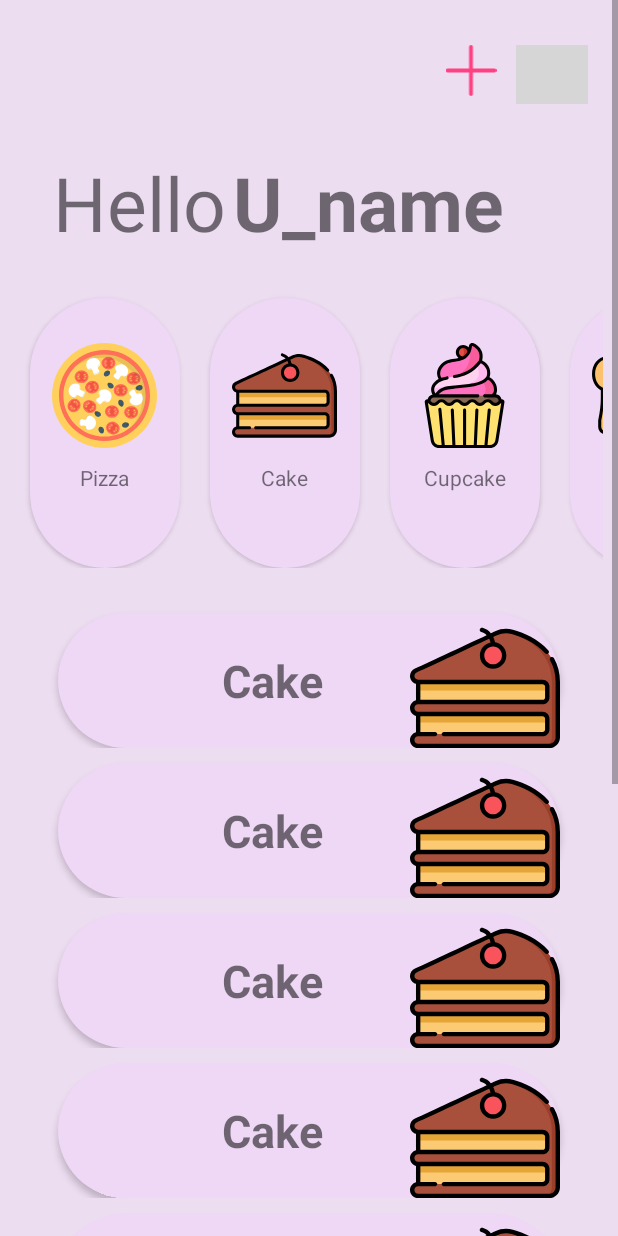
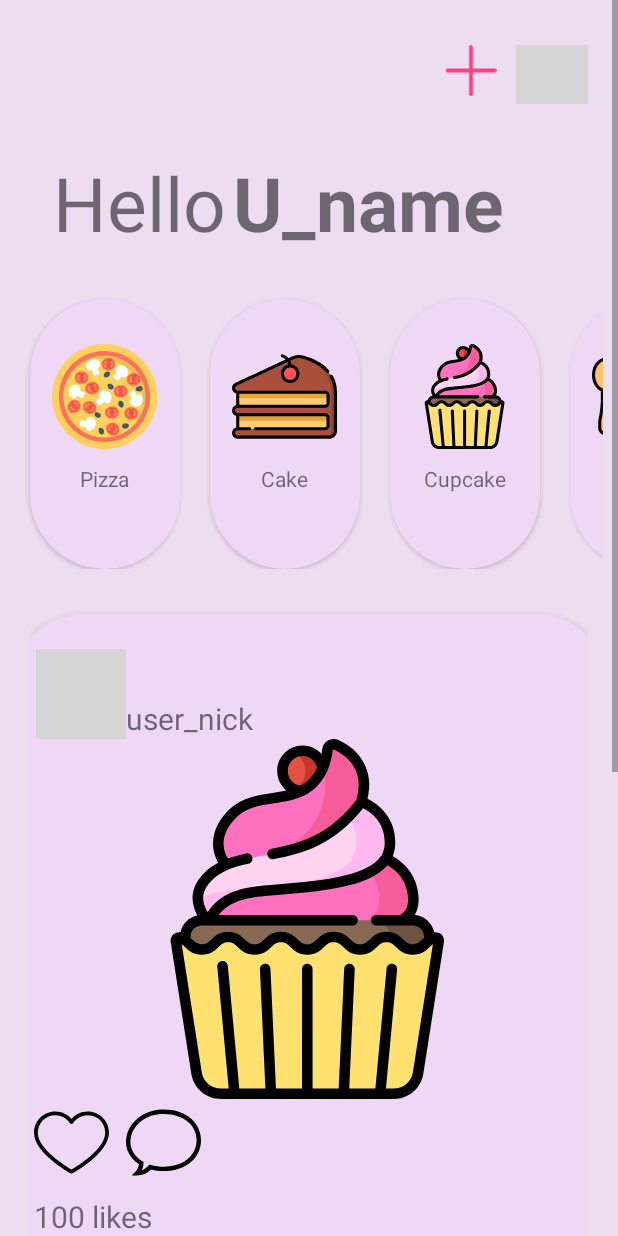
Before and after one commit to daria1703/Yummy, an Android app: the StartScreen screen opened directly, with no data from a screen before it, on a phone screen of 412 x 824 dp. Run offline under Robolectric (Android 15) with nearby library versions, the phone set to English and light mode, and no system bars; grey boxes are pictures that could not be loaded.

Commit message:
layoutprzepisu

```diff
--- a/app/src/main/java/com/example/yummy/DynamicRVAdapter.java
+++ b/app/src/main/java/com/example/yummy/DynamicRVAdapter.java
@@ -27,11 +27,11 @@ class LoadingViewHolder extends RecyclerView.ViewHolder{
 
 class ItemViewHolder extends RecyclerView.ViewHolder{
 
-    public TextView name;
+    public TextView username;
 
     public ItemViewHolder(@NonNull View itemView) {
         super(itemView);
-        name = itemView.findViewById(R.id.name);
+        username = itemView.findViewById(R.id.username);
     }
 }
 
@@ -99,7 +99,7 @@ public class DynamicRVAdapter extends RecyclerView.Adapter<RecyclerView.ViewHold
             if (holder instanceof ItemViewHolder){
                 DynamicRVModel item = items.get(position);
                 ItemViewHolder viewHolder = (ItemViewHolder) holder;
-                viewHolder.name.setText(items.get(position).getName());
+                viewHolder.username.setText(items.get(position).getName());
             }
 
             else if (holder instanceof ItemViewHolder){
--- a/app/src/main/res/layout/dynamic_rv_item_layout.xml
+++ b/app/src/main/res/layout/dynamic_rv_item_layout.xml
@@ -3,7 +3,7 @@
     xmlns:android="http://schemas.android.com/apk/res/android"
     xmlns:app="http://schemas.android.com/apk/res-auto"
     xmlns:tools="http://schemas.android.com/tools"
-    android:layout_width="match_parent"
+    android:layout_width="wrap_content"
     android:layout_height="wrap_content"
     android:layout_marginLeft="10dp"
     android:layout_marginRight="10dp">
@@ -11,8 +11,8 @@
 
     <androidx.constraintlayout.widget.ConstraintLayout
         android:id="@+id/constraintLayout"
-        android:layout_width="0dp"
-        android:layout_height="90dp"
+        android:layout_width="400dp"
+        android:layout_height="450dp"
         android:background="@drawable/static_rv_bg"
         android:elevation="3dp"
         android:layout_marginTop="10dp"
@@ -22,34 +22,84 @@
         app:layout_constraintTop_toTopOf="parent"
         app:layout_constraintWidth_percent=".9">
 
+
         <ImageView
-            android:id="@+id/imageView"
-            android:layout_width="100dp"
-            android:layout_height="100dp"
+            android:id="@+id/image_of_dish"
+            android:layout_width="380dp"
+            android:layout_height="240dp"
+            android:layout_marginTop="10dp"
+            android:layout_marginEnd="12dp"
+            android:layout_marginRight="12dp"
+            android:elevation="20dp"
             app:layout_constraintBottom_toBottomOf="parent"
             app:layout_constraintEnd_toEndOf="parent"
-            android:layout_marginTop="10dp"
             app:layout_constraintTop_toTopOf="@+id/constraintLayout"
-            app:srcCompat="@drawable/ic_cake_rv"
-            android:elevation="20dp"
+            app:layout_constraintVertical_bias="0.366"
+            app:srcCompat="@drawable/ic_cup_cake"
             tools:ignore="VectorDrawableCompat" />
 
+        <ImageView
+            android:id="@+id/user_icon"
+            android:layout_width="60dp"
+            android:layout_height="60dp"
+            app:layout_constraintBottom_toTopOf="@+id/image_of_dish"
+            app:layout_constraintEnd_toEndOf="parent"
+            app:layout_constraintHorizontal_bias="0.05"
+            app:layout_constraintStart_toStartOf="parent"
+            app:layout_constraintTop_toTopOf="parent"
+            app:layout_constraintVertical_bias="1.0"
+            app:srcCompat="@drawable/ic_user" />
+
         <TextView
-            android:id="@+id/name"
+            android:id="@+id/username"
             android:layout_width="wrap_content"
             android:layout_height="wrap_content"
-            android:text="Cake"
-            android:textSize="30dp"
-            android:textStyle="bold"
-            app:layout_constraintBottom_toBottomOf="@+id/constraintLayout"
+            android:text="user_nick"
+            android:textSize="20dp"
+            app:layout_constraintBottom_toTopOf="@+id/image_of_dish"
             app:layout_constraintEnd_toEndOf="parent"
-            app:layout_constraintHorizontal_bias="0.41"
+            app:layout_constraintHorizontal_bias="0.0"
+            app:layout_constraintStart_toEndOf="@+id/user_icon"
+            app:layout_constraintTop_toTopOf="parent"
+            app:layout_constraintVertical_bias="1.0" />
+
+        <ImageView
+            android:id="@+id/empty_heart"
+            android:layout_width="50dp"
+            android:layout_height="50dp"
+            app:layout_constraintBottom_toTopOf="@+id/number_of_likes"
+            app:layout_constraintEnd_toEndOf="parent"
+            app:layout_constraintHorizontal_bias="0.045"
             app:layout_constraintStart_toStartOf="parent"
-            app:layout_constraintTop_toTopOf="parent" />
+            app:layout_constraintTop_toBottomOf="@+id/image_of_dish"
+            app:layout_constraintVertical_bias="0.266"
+            app:srcCompat="@drawable/ic_empty_heart"
+            tools:ignore="MissingConstraints,VectorDrawableCompat" />
 
+        <ImageView
+            android:id="@+id/comments"
+            android:layout_width="50dp"
+            android:layout_height="50dp"
+            app:layout_constraintBottom_toBottomOf="parent"
+            app:layout_constraintEnd_toEndOf="parent"
+            app:layout_constraintHorizontal_bias="0.22"
+            app:layout_constraintStart_toStartOf="parent"
+            app:layout_constraintTop_toBottomOf="@+id/image_of_dish"
+            app:layout_constraintVertical_bias="0.051"
+            app:srcCompat="@drawable/ic_speech_bubble" />
 
-
-
+        <TextView
+            android:id="@+id/number_of_likes"
+            android:layout_width="wrap_content"
+            android:layout_height="wrap_content"
+            android:text="100 likes"
+            android:textSize="20dp"
+            app:layout_constraintBottom_toBottomOf="parent"
+            app:layout_constraintEnd_toEndOf="parent"
+            app:layout_constraintHorizontal_bias="0.05"
+            app:layout_constraintStart_toStartOf="parent"
+            app:layout_constraintTop_toBottomOf="@+id/image_of_dish"
+            app:layout_constraintVertical_bias="0.65" />
 
 
     </androidx.constraintlayout.widget.ConstraintLayout>
```
